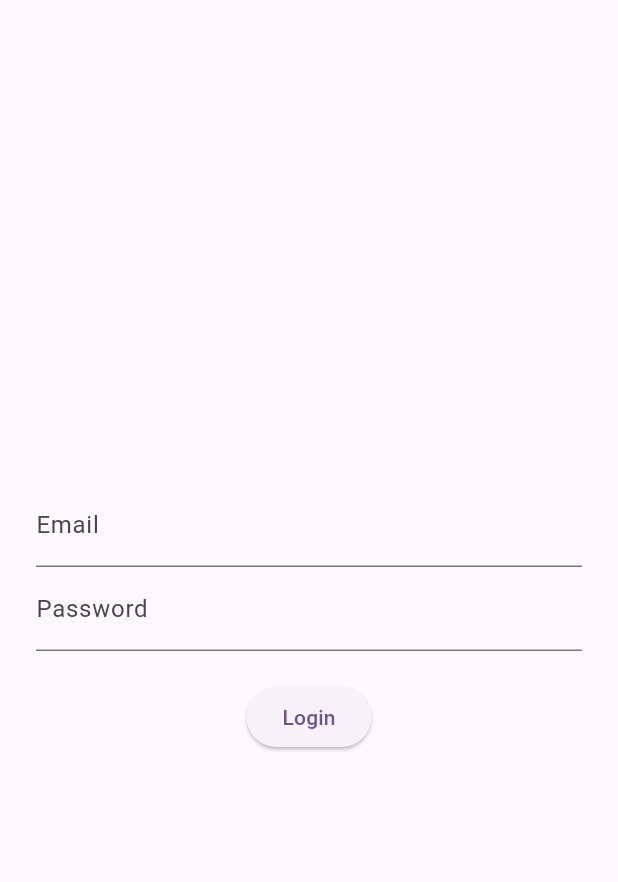
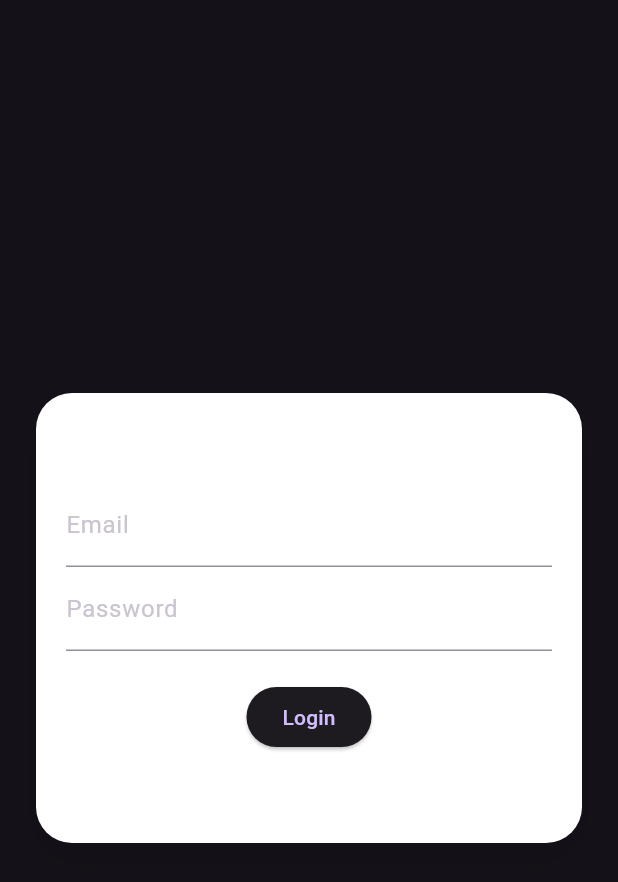
Before and after one commit to DavidEF1996/GIFTPOINT, a Flutter app: the screen it shows after launch, on a phone screen of 412 x 824 dp. Shown: the top 882 px of the screen. Run offline on Flutter 3.47's test engine with Material 3 defaults, Android fonts, the phone set to English and light mode, and no system bars; our stand-ins replace flutter_dotenv.

Commit message:
Se agregan algunos cambios visuales y se finaliza desarrollo frontend

```diff
--- /dev/null
+++ b/frontend/lib/core/theme.dart
@@ -0,0 +1,6 @@
+import 'package:flutter/material.dart';
+
+class AppTheme {
+  ThemeData getTheme() =>
+      ThemeData(useMaterial3: true, brightness: Brightness.dark);
+}
--- a/frontend/lib/features/auth/login_view.dart
+++ b/frontend/lib/features/auth/login_view.dart
@@ -32,16 +32,37 @@ class _LoginViewState extends State<LoginView> {
           padding: const EdgeInsets.all(24),
           child: Consumer<AuthViewModel>(
             builder: (_, vm, __) {
-              return Column(
+              return Center(
+                child: SizedBox(
+                  height: 300,
+                  child: Container(
+                    padding: const EdgeInsets.all(20),
+                    decoration: BoxDecoration(
+                      color: Colors.white,
+                      borderRadius: BorderRadius.circular(24),
+                      boxShadow: [
+                        BoxShadow(
+                          color: Colors.black.withOpacity(0.08),
+                          blurRadius: 20,
+                          offset: const Offset(0, 10),
+                        ),
+                      ],
+                    ),
+                    child: Column(
                       mainAxisAlignment: MainAxisAlignment.center,
                       children: [
                         TextField(
                           controller: emailCtrl,
+
                           decoration: const InputDecoration(labelText: 'Email'),
+                          style: TextStyle(color: Colors.black),
                         ),
                         TextField(
                           controller: passCtrl,
-                    decoration: const InputDecoration(labelText: 'Password'),
+                          style: TextStyle(color: Colors.black),
+                          decoration: const InputDecoration(
+                            labelText: 'Password',
+                          ),
                           obscureText: true,
                         ),
                         const SizedBox(height: 20),
@@ -49,7 +70,10 @@ class _LoginViewState extends State<LoginView> {
                         if (vm.isLoading) const CircularProgressIndicator(),
 
                         if (vm.error != null)
-                    Text(vm.error!, style: const TextStyle(color: Colors.red)),
+                          Text(
+                            vm.error!,
+                            style: const TextStyle(color: Colors.red),
+                          ),
 
                         ElevatedButton(
                           onPressed: vm.isLoading
@@ -70,6 +94,9 @@ class _LoginViewState extends State<LoginView> {
                           child: const Text('Login'),
                         ),
                       ],
+                    ),
+                  ),
+                ),
               );
             },
           ),
--- a/frontend/lib/main.dart
+++ b/frontend/lib/main.dart
@@ -1,4 +1,5 @@
 import 'package:flutter/material.dart';
+import 'package:frontend/core/theme.dart';
 import 'package:frontend/features/auth/auth_viewmodel.dart';
 import 'package:frontend/features/auth/login_view.dart';
 import 'package:provider/provider.dart';
@@ -25,7 +26,7 @@ class MyApp extends StatelessWidget {
     return MaterialApp(
       title: 'Flutter Demo',
       debugShowCheckedModeBanner: false,
-      theme: ThemeData(colorScheme: .fromSeed(seedColor: Colors.deepPurple)),
+      theme: AppTheme().getTheme(),
       home: LoginView(),
     );
   }
```
Also changed, not shown: frontend/lib/features/giftcards/giftcards_view.dart (+9 -3 lines), frontend/lib/features/orders/orders_view.dart (+6 -2 lines). Lines whose indentation alone changed are shown as unchanged.
